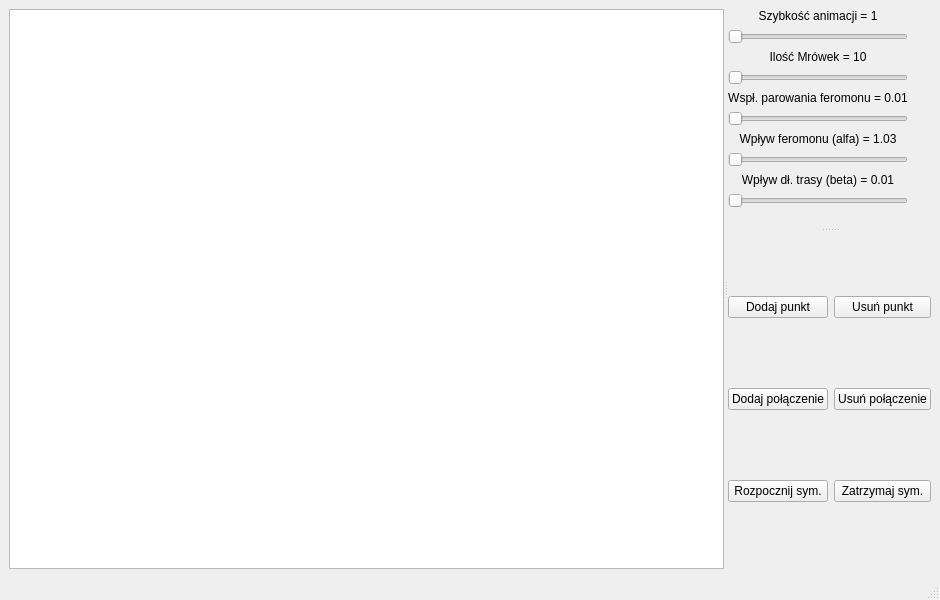
Qt form Projekt Algosy/AlgorytmMrowkowy/mainwindow.ui (TrinianGit/Algosy_2021) before a commit.
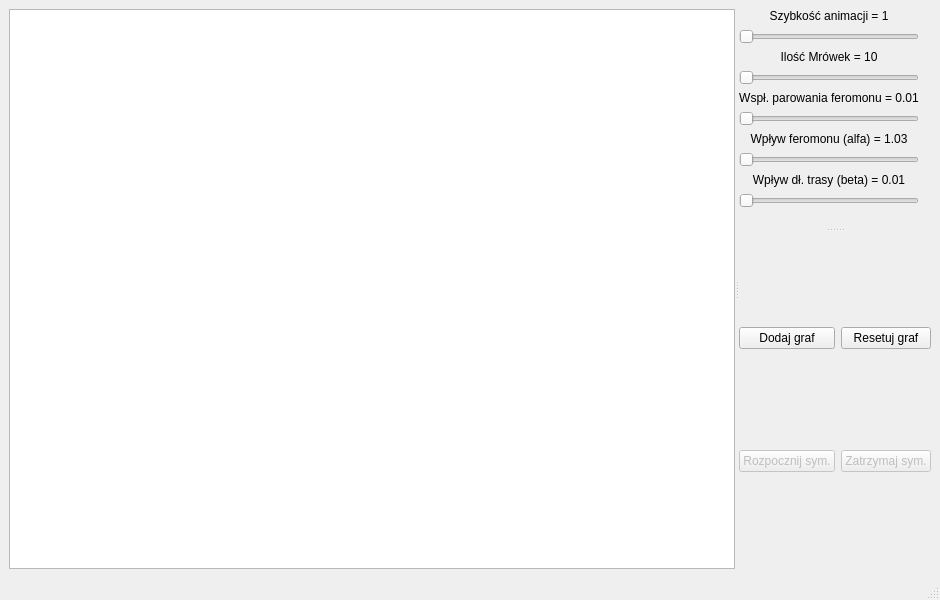
The same form after that commit.

Diff of the .ui file:
```diff
--- a/Projekt Algosy/AlgorytmMrowkowy/mainwindow.ui
+++ b/Projekt Algosy/AlgorytmMrowkowy/mainwindow.ui
@@ -174,48 +174,11 @@
        </widget>
        <widget class="QWidget" name="gridLayoutWidget">
         <layout class="QGridLayout" name="gridLayout">
-         <item row="2" column="1">
-          <widget class="QPushButton" name="pushButton_4">
-           <property name="cursor">
-            <cursorShape>PointingHandCursor</cursorShape>
-           </property>
-           <property name="text">
-            <string>Usuń połączenie</string>
-           </property>
-          </widget>
-         </item>
-         <item row="0" column="0">
-          <widget class="QPushButton" name="pushButton">
-           <property name="cursor">
-            <cursorShape>PointingHandCursor</cursorShape>
-           </property>
-           <property name="text">
-            <string>Dodaj punkt</string>
-           </property>
-          </widget>
-         </item>
          <item row="2" column="0">
-          <widget class="QPushButton" name="pushButton_3">
-           <property name="cursor">
-            <cursorShape>PointingHandCursor</cursorShape>
-           </property>
-           <property name="text">
-            <string>Dodaj połączenie</string>
-           </property>
-          </widget>
-         </item>
-         <item row="0" column="1">
-          <widget class="QPushButton" name="pushButton_2">
-           <property name="cursor">
-            <cursorShape>PointingHandCursor</cursorShape>
-           </property>
-           <property name="text">
-            <string>Usuń punkt</string>
-           </property>
-          </widget>
-         </item>
-         <item row="3" column="0">
           <widget class="QPushButton" name="pushButton_5">
+           <property name="enabled">
+            <bool>false</bool>
+           </property>
            <property name="cursor">
             <cursorShape>PointingHandCursor</cursorShape>
            </property>
@@ -224,8 +187,31 @@
            </property>
           </widget>
          </item>
-         <item row="3" column="1">
+         <item row="0" column="1">
+          <widget class="QPushButton" name="pushButton_2">
+           <property name="cursor">
+            <cursorShape>PointingHandCursor</cursorShape>
+           </property>
+           <property name="text">
+            <string>Resetuj graf</string>
+           </property>
+          </widget>
+         </item>
+         <item row="0" column="0">
+          <widget class="QPushButton" name="pushButton">
+           <property name="cursor">
+            <cursorShape>PointingHandCursor</cursorShape>
+           </property>
+           <property name="text">
+            <string>Dodaj graf</string>
+           </property>
+          </widget>
+         </item>
+         <item row="2" column="1">
           <widget class="QPushButton" name="pushButton_6">
+           <property name="enabled">
+            <bool>false</bool>
+           </property>
            <property name="cursor">
             <cursorShape>PointingHandCursor</cursorShape>
            </property>
```
